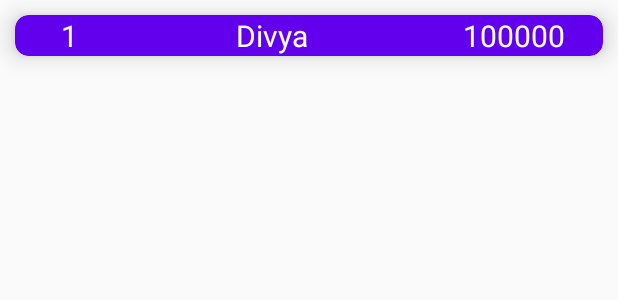
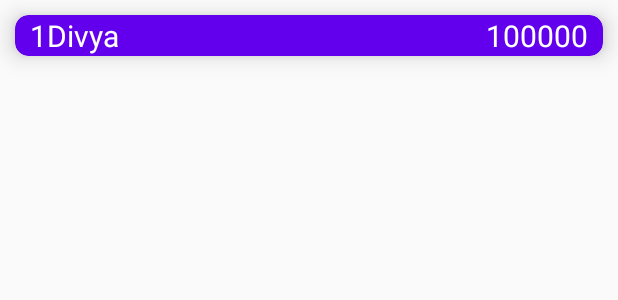
Before and after one commit to malharbangdiwala/VSM2021, an Android app: the layout users_holder.xml on its own in the app's theme, with its tools: preview values and no code run, on a phone screen of 412 x 824 dp. Shown: the top 300 px of the screen. Run offline under Robolectric (Android 15) with nearby library versions, the phone set to English and light mode, and no system bars.

Commit message:
Leaderboard Text UI Fixed

```diff
--- a/app/build.gradle
+++ b/app/build.gradle
@@ -36,4 +36,5 @@ dependencies {
     androidTestImplementation 'androidx.test.espresso:espresso-core:3.3.0'
     //implementation 'net.sourceforge.jtds:jtds:1.3.1'
     implementation files('libs/jtds-1.3.1.jar')
+    implementation 'androidx.gridlayout:gridlayout:1.0.0'
 }
--- a/app/src/main/res/layout/users_holder.xml
+++ b/app/src/main/res/layout/users_holder.xml
@@ -17,47 +17,44 @@
         android:layout_width="match_parent"
         android:layout_height="wrap_content">
 
+        <androidx.gridlayout.widget.GridLayout
+            android:layout_width="match_parent"
+            android:layout_height="match_parent"
+            app:columnCount="3"
+            app:layout_constraintStart_toStartOf="parent"
+            app:layout_constraintTop_toTopOf="parent"
+            app:rowCount="1">
+
             <TextView
                 android:id="@+id/rank"
                 android:layout_width="wrap_content"
                 android:layout_height="wrap_content"
-            android:layout_gravity="center"
+                android:paddingLeft="10sp"
                 android:text="1"
                 android:textColor="#FFFFFF"
                 android:textSize="20sp"
-            app:layout_constraintBottom_toBottomOf="parent"
-            app:layout_constraintEnd_toEndOf="@+id/pointsUser"
-            app:layout_constraintHorizontal_bias="0.086"
-            app:layout_constraintStart_toStartOf="parent"
-            app:layout_constraintTop_toTopOf="parent"
-            app:layout_constraintVertical_bias="0.0" />
+                app:layout_columnWeight="0"
+                app:layout_gravity="center_horizontal|left|center_vertical" />
 
             <TextView
                 android:id="@+id/userName"
                 android:layout_width="wrap_content"
                 android:layout_height="wrap_content"
-            android:layout_weight="30"
                 android:text="Divya"
                 android:textColor="#FFFFFF"
                 android:textSize="20sp"
-            app:layout_constraintBottom_toBottomOf="parent"
-            app:layout_constraintEnd_toEndOf="parent"
-            app:layout_constraintHorizontal_bias="0.428"
-            app:layout_constraintStart_toStartOf="parent"
-            app:layout_constraintTop_toTopOf="parent"
-            app:layout_constraintVertical_bias="0.0" />
+                app:layout_gravity="left|center_vertical" />
 
             <TextView
                 android:id="@+id/pointsUser"
                 android:layout_width="wrap_content"
                 android:layout_height="wrap_content"
+                android:paddingRight="10sp"
                 android:text="100000"
+                android:textColor="#FFFFFF"
                 android:textSize="20sp"
-            android:textColor="#FFFFFF"
-            app:layout_constraintBottom_toBottomOf="parent"
-            app:layout_constraintEnd_toEndOf="parent"
-            app:layout_constraintHorizontal_bias="0.922"
-            app:layout_constraintStart_toStartOf="parent"
-            app:layout_constraintTop_toTopOf="parent" />
+                app:layout_gravity="center_vertical" />
+        </androidx.gridlayout.widget.GridLayout>
+
     </androidx.constraintlayout.widget.ConstraintLayout>
 </androidx.cardview.widget.CardView>
```
Lines whose indentation alone changed are shown as unchanged.
